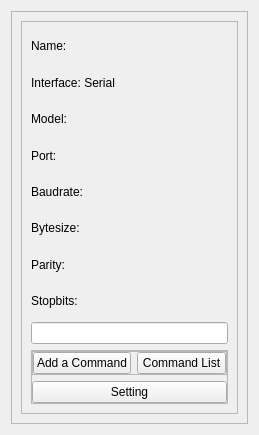
Qt form GUI/ui_files/serial_instrument_device_wid.ui (YeonungK/YonKu) before a commit.
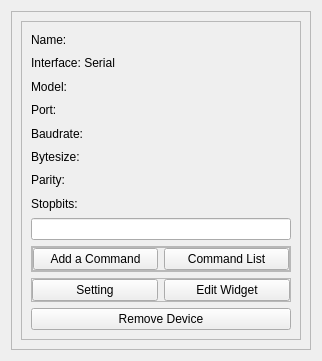
The same form after that commit.

```diff
--- a/GUI/ui_files/serial_instrument_device_wid.ui
+++ b/GUI/ui_files/serial_instrument_device_wid.ui
@@ -6,14 +6,14 @@
    <rect>
     <x>0</x>
     <y>0</y>
-    <width>259</width>
-    <height>435</height>
+    <width>322</width>
+    <height>361</height>
    </rect>
   </property>
   <property name="windowTitle">
    <string>Form</string>
   </property>
-  <layout class="QHBoxLayout" name="horizontalLayout_2">
+  <layout class="QHBoxLayout" name="horizontalLayout_3">
    <item>
     <widget class="QFrame" name="frame_3">
      <property name="frameShape">
@@ -163,6 +163,30 @@
               </layout>
              </widget>
             </item>
+           </layout>
+          </widget>
+         </item>
+         <item>
+          <widget class="QFrame" name="frame_5">
+           <property name="frameShape">
+            <enum>QFrame::StyledPanel</enum>
+           </property>
+           <property name="frameShadow">
+            <enum>QFrame::Raised</enum>
+           </property>
+           <layout class="QHBoxLayout" name="horizontalLayout_2">
+            <property name="leftMargin">
+             <number>0</number>
+            </property>
+            <property name="topMargin">
+             <number>0</number>
+            </property>
+            <property name="rightMargin">
+             <number>0</number>
+            </property>
+            <property name="bottomMargin">
+             <number>0</number>
+            </property>
             <item>
              <widget class="QPushButton" name="settingButton">
               <property name="text">
@@ -170,9 +194,23 @@
               </property>
              </widget>
             </item>
+            <item>
+             <widget class="QPushButton" name="editWidgetButton">
+              <property name="text">
+               <string>Edit Widget</string>
+              </property>
+             </widget>
+            </item>
            </layout>
           </widget>
          </item>
+         <item>
+          <widget class="QPushButton" name="removeDeviceButton">
+           <property name="text">
+            <string>Remove Device</string>
+           </property>
+          </widget>
+         </item>
         </layout>
        </widget>
       </item>
```
